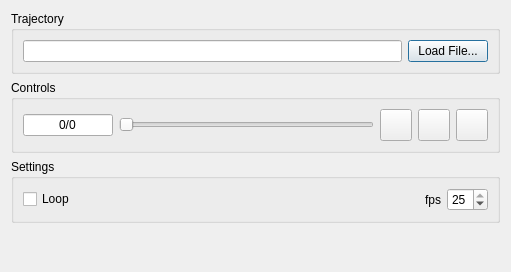
First picture: the form in libavogadro/src/extensions/animationdialog.ui, repository cryos/avogadro, before the edit.
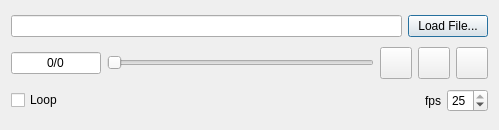
Second picture: the form after the edit. Icons and pictures are not drawn.

Patch:
```diff
--- a/libavogadro/src/extensions/animationdialog.ui
+++ b/libavogadro/src/extensions/animationdialog.ui
@@ -5,19 +5,13 @@
    <rect>
     <x>0</x>
     <y>0</y>
-    <width>511</width>
-    <height>272</height>
+    <width>499</width>
+    <height>130</height>
    </rect>
   </property>
   <property name="windowTitle" >
    <string>Dialog</string>
   </property>
-  <layout class="QGridLayout" >
-   <item row="0" column="0" >
-    <widget class="QGroupBox" name="groupBox" >
-     <property name="title" >
-      <string>Trajectory</string>
-     </property>
      <layout class="QVBoxLayout" >
       <item>
        <layout class="QHBoxLayout" >
@@ -33,15 +27,6 @@
         </item>
        </layout>
       </item>
-     </layout>
-    </widget>
-   </item>
-   <item row="1" column="0" >
-    <widget class="QGroupBox" name="groupBox_2" >
-     <property name="title" >
-      <string>Controls</string>
-     </property>
-     <layout class="QVBoxLayout" >
       <item>
        <layout class="QHBoxLayout" >
         <item>
@@ -165,14 +150,7 @@
         </item>
        </layout>
       </item>
-     </layout>
-    </widget>
-   </item>
-   <item row="2" column="0" >
-    <widget class="QGroupBox" name="groupBox_3" >
-     <property name="title" >
-      <string>Settings</string>
-     </property>
+   <item>
      <layout class="QHBoxLayout" >
       <item>
        <widget class="QCheckBox" name="loopBox" >
@@ -215,20 +193,6 @@
        </widget>
       </item>
      </layout>
-    </widget>
-   </item>
-   <item row="3" column="0" >
-    <spacer>
-     <property name="orientation" >
-      <enum>Qt::Vertical</enum>
-     </property>
-     <property name="sizeHint" >
-      <size>
-       <width>20</width>
-       <height>40</height>
-      </size>
-     </property>
-    </spacer>
    </item>
   </layout>
  </widget>
```
Lines whose indentation alone changed are shown as unchanged.
